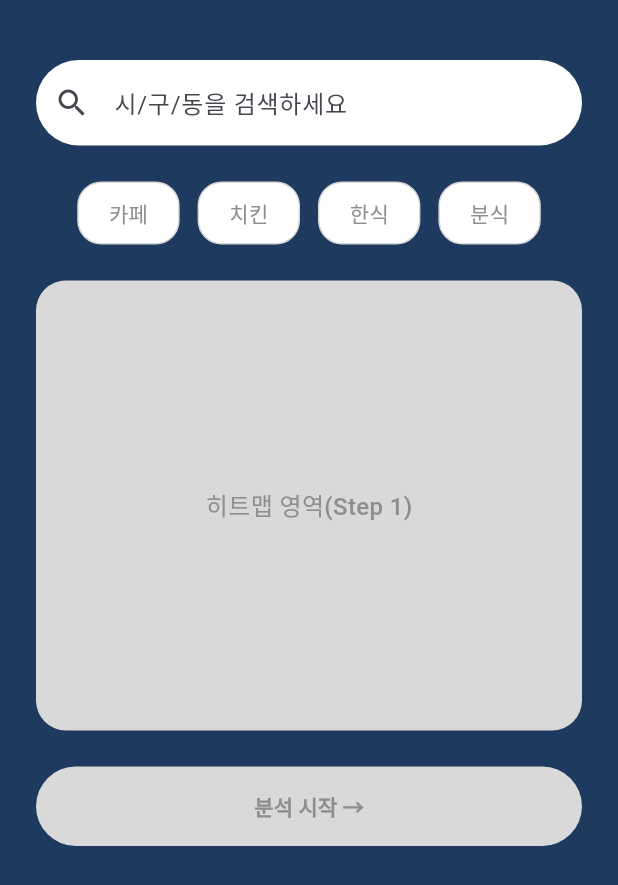
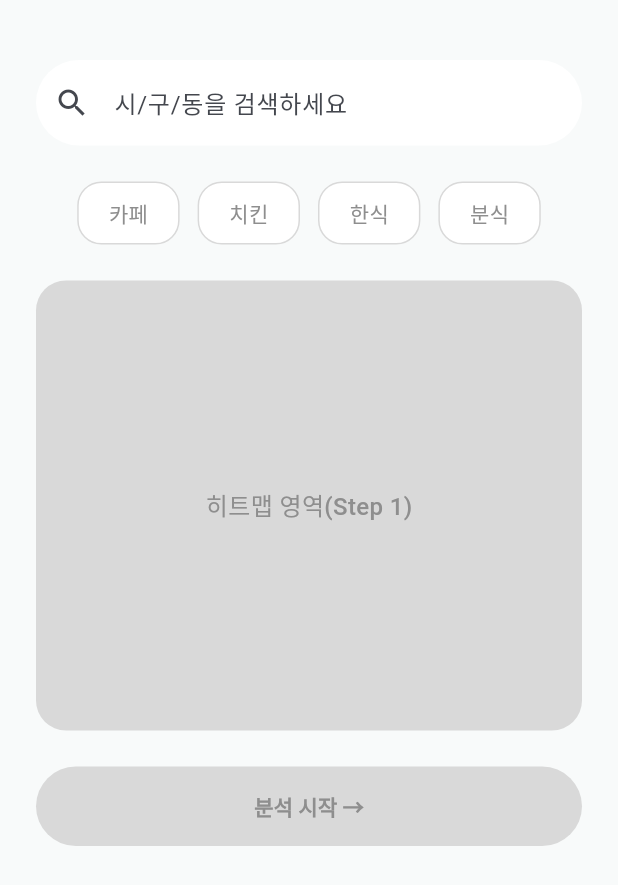
Before and after one commit to sagming40/surbi_web, a Flutter app: the Step1RegionPage screen opened by its route, on a phone screen of 412 x 824 dp. Shown: the top 885 px of the screen. Run offline on Flutter 3.47's test engine with Material 3 defaults, Android fonts, the phone set to English and light mode, and no system bars; our stand-ins replace flutter_riverpod, go_router.

Commit message:
theme: 최종 컬러(은백색+네이비) 적용

```diff
--- a/lib/app/theme.dart
+++ b/lib/app/theme.dart
@@ -2,16 +2,14 @@ import 'package:flutter/material.dart';
 
 class SurbiColors {
   // ── 메인 컬러 (Primary) ──────────────────
-  static const Color primary = Color(0xFF1E3A5F); // 네이비 — 권위, 전문성
-  /* static const Color primary = Color(0xFFF8FAFA); */ // ⭐ 네이비 → 은백색으로 교체
+  static const Color primary = Color(0xFFF8FAFA); // 은백색 — 배경 (최종 확정)
   static const Color primaryLight = Color(0xFFCCFBF1); // 연한 틸 — 배경, 검색창
 
   // ── 성공/완료 컬러 (Success) ──────────────
   static const Color success = Color(0xFF16A34A); // 그라스 그린 — 완료 배지, 체크리스트
 
   // ── 강조 컬러 (Accent) ────────────────────
-  static const Color accent = Color(0xFFD4A574); // 뮤트 골드 — 저채도, 고급감
-  /* static const Color accent = Color(0xFF1E3A5F); */ // ⭐ 골드 → 네이비로 교체
+  static const Color accent = Color(0xFF1E3A5F); // 네이비 — 선택됨/CTA (최종 확정)
 
   // ── 중립 컬러 (Neutral) ────────────────────
   static const Color placeholderGray = Color(0xFFD9D9D9); // 히트맵 placeholder 등
```
